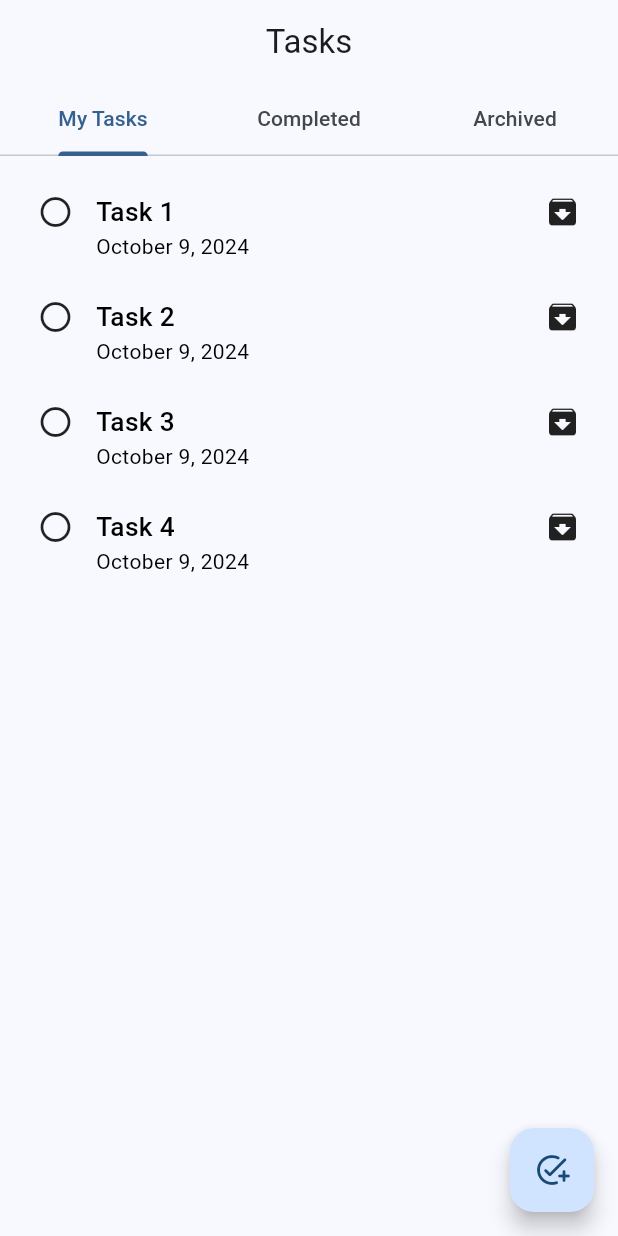
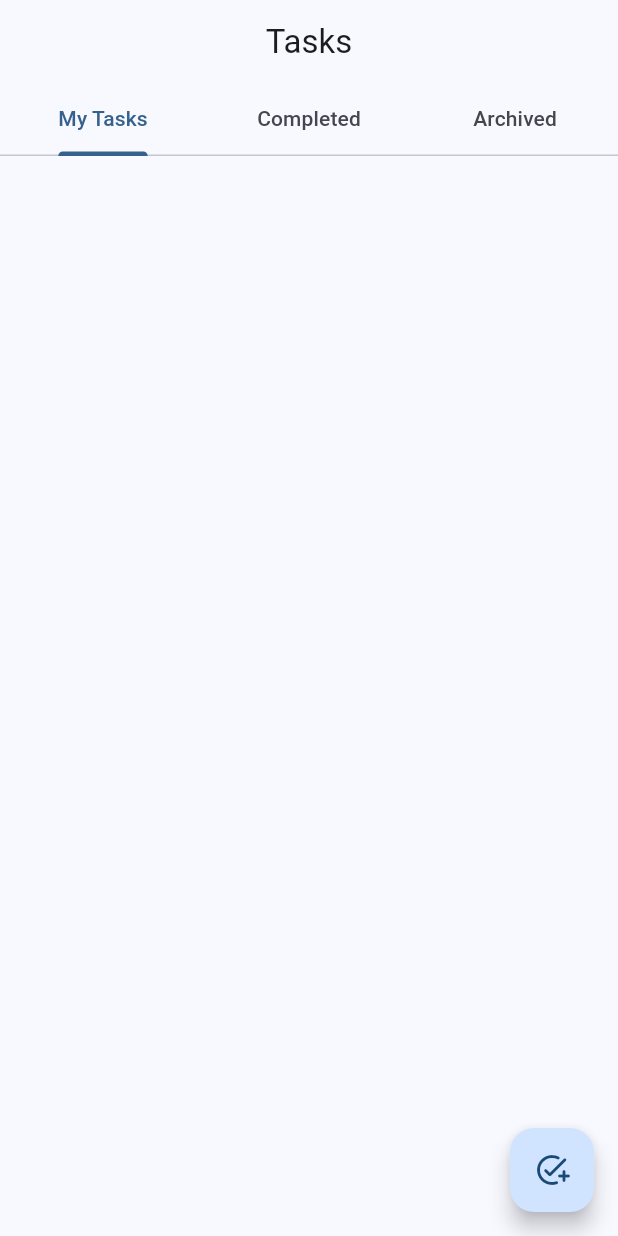
Before and after one commit to paula-a-pham/tasks-app, a Flutter app: the screen it shows after launch, on a phone screen of 412 x 824 dp. Run offline on Flutter 3.47's test engine with Material 3 defaults, Android fonts, the light colour scheme and no system bars; our stand-ins replace sqflite; accounts and stored records are empty.

Commit message:
create sqflite database and update task model to work easily with database

```diff
--- a/lib/models/task_model/task_model.dart
+++ b/lib/models/task_model/task_model.dart
@@ -1,19 +1,47 @@
+import 'dart:convert';
+
 // ignore_for_file: public_member_api_docs, sort_constructors_first
 class TaskModel {
-  final int id;
+  final int? id;
   final String name;
   final String? description;
   final String? date;
   final String? time;
-  final bool completed;
-  final bool archived;
+  final int status;
   TaskModel({
-    required this.id,
+    this.id,
     required this.name,
     this.description,
     this.date,
     this.time,
-    required this.completed,
-    required this.archived,
+    required this.status,
   });
+
+  Map<String, dynamic> toMap() {
+    return <String, dynamic>{
+      'id': id,
+      'name': name,
+      'description': description,
+      'date': date,
+      'time': time,
+      'status': status,
+    };
+  }
+
+  factory TaskModel.fromMap(Map<String, dynamic> map) {
+    return TaskModel(
+      id: map['id'] != null ? map['id'] as int : null,
+      name: map['name'] as String,
+      description:
+          map['description'] != null ? map['description'] as String : null,
+      date: map['date'] != null ? map['date'] as String : null,
+      time: map['time'] != null ? map['time'] as String : null,
+      status: map['status'] as int,
+    );
+  }
+
+  String toJson() => json.encode(toMap());
+
+  factory TaskModel.fromJson(String source) =>
+      TaskModel.fromMap(json.decode(source) as Map<String, dynamic>);
 }
--- a/lib/modules/my_tasks/my_tasks_screen.dart
+++ b/lib/modules/my_tasks/my_tasks_screen.dart
@@ -3,32 +3,7 @@ import 'package:tasks/models/task_model/task_model.dart';
 import 'package:tasks/shared/components/custom_list_view/custom_list_view.dart';
 
 class MyTasksScreen extends StatelessWidget {
-  final List<TaskModel> _tasks = [
-    TaskModel(
-        id: 1,
-        name: 'Task 1',
-        date: 'October 9, 2024',
-        completed: false,
-        archived: false),
-    TaskModel(
-        id: 2,
-        name: 'Task 2',
-        date: 'October 9, 2024',
-        completed: false,
-        archived: false),
-    TaskModel(
-        id: 3,
-        name: 'Task 3',
-        date: 'October 9, 2024',
-        completed: false,
-        archived: false),
-    TaskModel(
-        id: 4,
-        name: 'Task 4',
-        date: 'October 9, 2024',
-        completed: false,
-        archived: false),
-  ];
+  final List<TaskModel> _tasks = [];
 
   MyTasksScreen({super.key});
 
--- a/lib/shared/components/custom_task/custom_task.dart
+++ b/lib/shared/components/custom_task/custom_task.dart
@@ -1,4 +1,3 @@
-
 import 'package:flutter/material.dart';
 import 'package:tasks/models/task_model/task_model.dart';
 
@@ -24,8 +23,8 @@ class CustomTask extends StatelessWidget {
         GestureDetector(
           onTap: onLeadingTab,
           child: Icon(
-            task.completed ? Icons.task_alt_rounded : Icons.circle_outlined,
-            color: task.completed ? Colors.green.shade600 : null,
+            task.status == 1 ? Icons.task_alt_rounded : Icons.circle_outlined,
+            color: task.status == 1 ? Colors.green.shade600 : null,
           ),
         ),
         const SizedBox(
@@ -45,16 +44,16 @@ class CustomTask extends StatelessWidget {
                   style: TextStyle(
                     fontSize: 17.5,
                     fontWeight: FontWeight.w500,
-                    decoration: task.completed
+                    decoration: task.status == 1
                         ? TextDecoration.lineThrough
                         : TextDecoration.none,
-                    color: task.completed ? Colors.grey : Colors.black,
+                    color: task.status == 1 ? Colors.grey : Colors.black,
                   ),
                 ),
                 Text(
                   task.date!,
                   style: TextStyle(
-                    color: task.completed ? Colors.grey : Colors.black,
+                    color: task.status == 1 ? Colors.grey : Colors.black,
                   ),
                 ),
               ],
@@ -67,7 +66,7 @@ class CustomTask extends StatelessWidget {
         GestureDetector(
           onTap: onTrailingTab,
           child: Icon(
-            task.completed ? null : Icons.archive_rounded,
+            task.status == 1 ? null : Icons.archive_rounded,
           ),
         ),
       ],
--- a/pubspec.yaml
+++ b/pubspec.yaml
@@ -35,6 +35,8 @@ dependencies:
   # The following adds the Cupertino Icons font to your application.
   # Use with the CupertinoIcons class for iOS style icons.
   cupertino_icons: ^1.0.6
+  sqflite: ^2.3.3+1
+  path: ^1.9.0
 
 dev_dependencies:
   flutter_test:
```
Also changed, not shown: lib/shared/database/database_helper.dart (added, +67 -0 lines), pubspec.lock, 1 other file.
